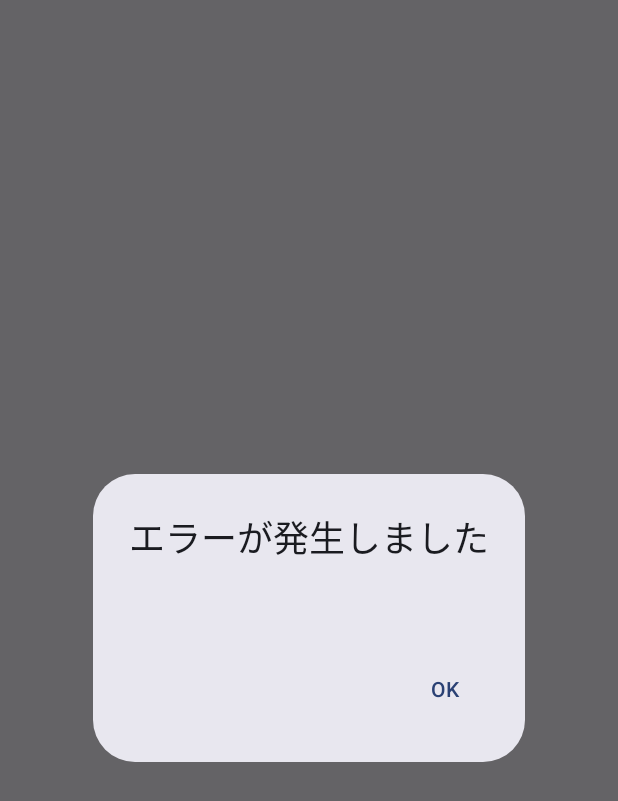
After one commit to rnk0085/selfcare, an Android app built with Jetpack Compose: the composable ErrorDialog called with empty values, on a phone screen of 412 x 824 dp. The commit adds this screen. Shown: the top 801 px of the screen. Run offline under Robolectric (Android 15) with nearby library versions, the phone set to English and light mode, and no system bars.

Commit message:
feat: エラー時にダイアログを表示する

```diff
--- /dev/null
+++ b/app/src/main/java/com/rnk0085/selfcare/ui/screen/reflection/component/ErrorDialog.kt
@@ -0,0 +1,45 @@
+package com.rnk0085.selfcare.ui.screen.reflection.component
+
+import androidx.compose.material3.AlertDialog
+import androidx.compose.material3.Text
+import androidx.compose.material3.TextButton
+import androidx.compose.runtime.Composable
+import androidx.compose.ui.Modifier
+import androidx.compose.ui.res.stringResource
+import androidx.compose.ui.tooling.preview.Preview
+import com.rnk0085.selfcare.R
+import com.rnk0085.selfcare.ui.theme.SelfcareTheme
+
+@Composable
+internal fun ErrorDialog(
+    message: String,
+    onDismiss: () -> Unit,
+    modifier: Modifier = Modifier,
+) {
+    AlertDialog(
+        onDismissRequest = onDismiss,
+        title = {
+            Text(
+                text = stringResource(R.string.error_dialog_title),
+            )
+        },
+        text = { Text(text = message) },
+        confirmButton = {
+            TextButton(onClick = onDismiss) {
+                Text(text = stringResource(R.string.ok))
+            }
+        },
+        modifier = modifier,
+    )
+}
+
+@Preview
+@Composable
+private fun ErrorDialogPreview() {
+    SelfcareTheme {
+        ErrorDialog(
+            message = "エラー内容エラー内容エラー内容エラー内容エラー内容エラー内容エラー内容",
+            onDismiss = {},
+        )
+    }
+}
--- a/app/src/main/res/values/strings.xml
+++ b/app/src/main/res/values/strings.xml
@@ -2,6 +2,7 @@
     <string name="app_name">selfcare</string>
     <string name="ok">OK</string>
     <string name="cancel">キャンセル</string>
+    <string name="error_dialog_title">エラーが発生しました</string>
 
     <!--  ふりかえり画面  -->
     <string name="reflection_top_bar_title">ふりかえり</string>
```
Also changed, not shown: app/src/main/java/com/rnk0085/selfcare/ui/screen/reflection/ReflectionViewModel.kt (+7 -0 lines), app/src/main/java/com/rnk0085/selfcare/ui/screen/reflection/screen/ReflectionScreen.kt (+11 -0 lines).
